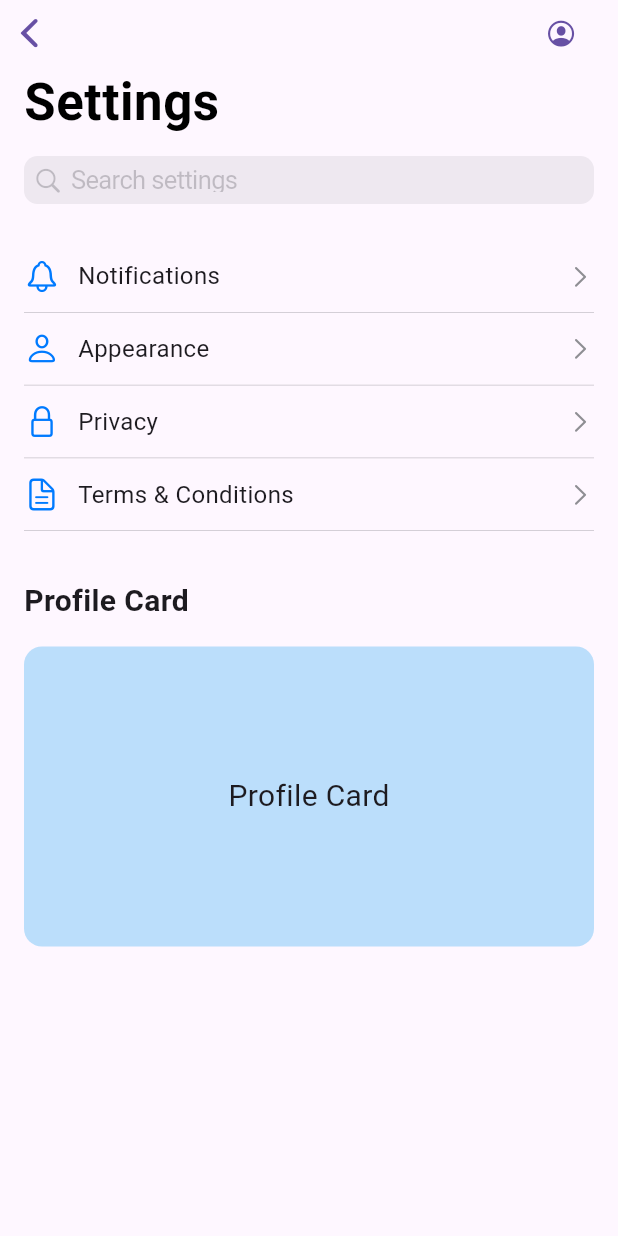
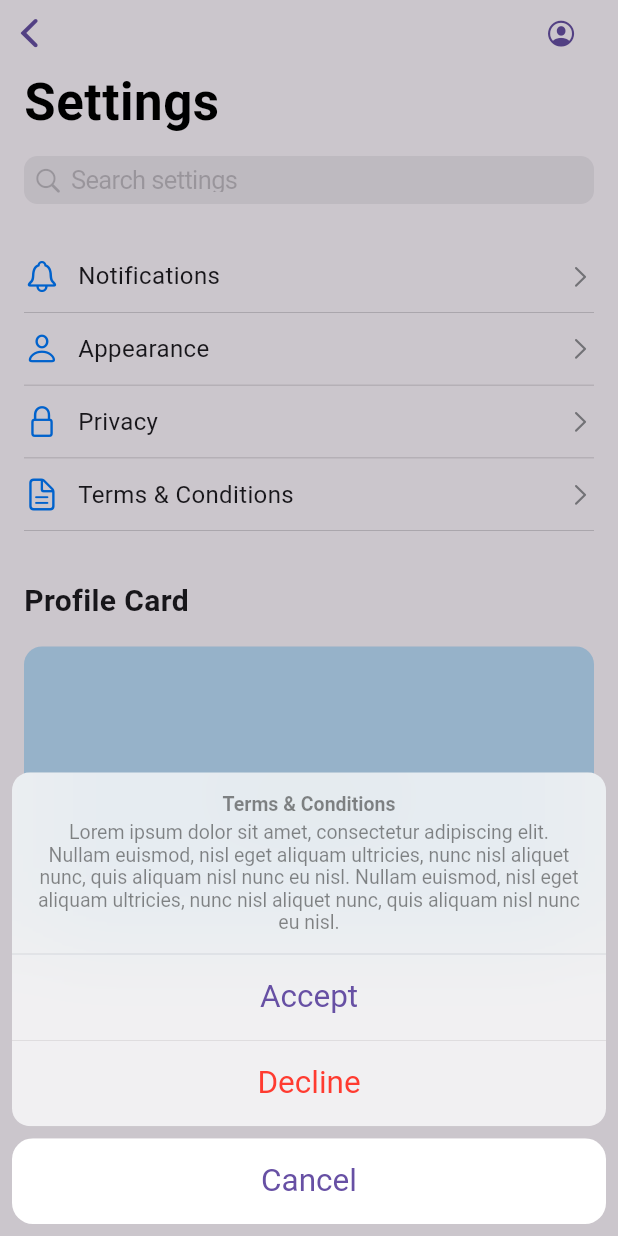
Before and after one commit to KameshDivantha/ishangavidusha-flutter_coding_test-1e349c8ff79d, a Flutter app: the SettingsScreen screen opened by its route, after a tap on "Terms & Conditions", on a phone screen of 412 x 824 dp. Run offline on Flutter 3.47's test engine with Material 3 defaults, Android fonts, the phone set to English and light mode, and no system bars; our stand-ins replace rxdart; accounts and stored records are empty.

Commit message:
Add Show cupertino sheet for settings screen

```diff
--- a/lib/screens/settings_screen.dart
+++ b/lib/screens/settings_screen.dart
@@ -48,12 +48,6 @@ class _SettingsScreenState extends State<SettingsScreen> {
                   ),
                 ),
               ),
-              // Requirements:
-              // - Use CupertinoSliverNavigationBar
-              // - Display a large title when fully expanded
-              // - Include a CupertinoSearchTextField as the bottom widget
-              // - Configure bottomMode to hide search field on scroll
-              // - Navigation bar should snap between expanded and collapsed states
 
               SliverToBoxAdapter(
                 child: Padding(
@@ -81,11 +75,36 @@ class _SettingsScreenState extends State<SettingsScreen> {
                         'Terms & Conditions',
                         CupertinoIcons.doc_text,
                         onTap: () {
-                          // TODO: Implement showCupertinoSheet
-                          // Requirements:
-                          // - Use the new showCupertinoSheet function
-                          // - Show placeholder terms and conditions text
-                          // - Allow dismissal via drag-to-dismiss gesture
+                          showCupertinoModalPopup(
+                            context: context,
+                            builder: (context) => CupertinoActionSheet(
+                              title: const Text('Terms & Conditions'),
+                              message: const Text(
+                                'Lorem ipsum dolor sit amet, consectetur adipiscing elit. Nullam euismod, nisl eget aliquam ultricies, nunc nisl aliquet nunc, quis aliquam nisl nunc eu nisl. Nullam euismod, nisl eget aliquam ultricies, nunc nisl aliquet nunc, quis aliquam nisl nunc eu nisl.',
+                              ),
+                              actions: [
+                                CupertinoActionSheetAction(
+                                  onPressed: () {
+                                    Navigator.pop(context);
+                                  },
+                                  child: const Text('Accept'),
+                                ),
+                                CupertinoActionSheetAction(
+                                  isDestructiveAction: true,
+                                  onPressed: () {
+                                    Navigator.pop(context);
+                                  },
+                                  child: const Text('Decline'),
+                                ),
+                              ],
+                              cancelButton: CupertinoActionSheetAction(
+                                onPressed: () {
+                                  Navigator.pop(context);
+                                },
+                                child: const Text('Cancel'),
+                              ),
+                            ),
+                          );
                         },
                       ),
 
```
